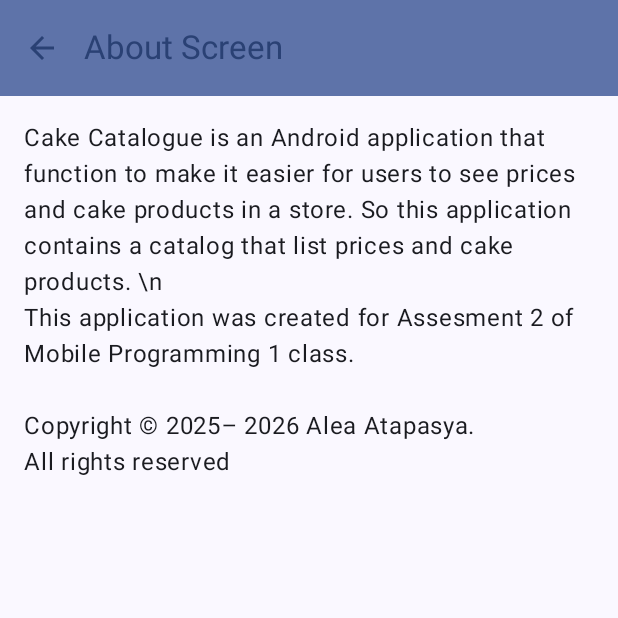
After one commit to Aleaatapasya/Assesment2-Mobpro, an Android app built with Jetpack Compose: the AboutScreen screen opened through its navigation route, on a phone screen of 412 x 824 dp, the top half of it. The commit adds this screen. Run offline under Robolectric (Android 15) with nearby library versions, the phone set to English and light mode, and no system bars; our stand-ins replace Room's generated code.

Commit message:
Membuat about screen dan tombol up nya

```diff
--- a/app/src/main/java/com/aleaatapasya0002/cakecatalogue/navigation/NavGraph.kt
+++ b/app/src/main/java/com/aleaatapasya0002/cakecatalogue/navigation/NavGraph.kt
@@ -7,6 +7,7 @@ import androidx.navigation.NavHostController
 import androidx.navigation.NavType
 import androidx.navigation.compose.rememberNavController
 import androidx.navigation.navArgument
+import com.aleaatapasya0002.cakecatalogue.ui.screen.AboutScreen
 import com.aleaatapasya0002.cakecatalogue.ui.screen.DetailScreen
 import com.aleaatapasya0002.cakecatalogue.ui.screen.KEY_ID_DAFTAR
 import com.aleaatapasya0002.cakecatalogue.ui.screen.MainScreen
@@ -19,6 +20,9 @@ fun SetupNavGraph(navController: NavHostController = rememberNavController()) {
     ){
         composable(route = Screen.Home.route){
             MainScreen(navController)
+        }
+        composable(route = Screen.About.route){
+            AboutScreen(navController)
         }
         composable(route = Screen.FormBaru.route){
             DetailScreen(navController)
--- a/app/src/main/java/com/aleaatapasya0002/cakecatalogue/navigation/Screen.kt
+++ b/app/src/main/java/com/aleaatapasya0002/cakecatalogue/navigation/Screen.kt
@@ -4,6 +4,7 @@ import com.aleaatapasya0002.cakecatalogue.ui.screen.KEY_ID_DAFTAR
 
 sealed class Screen(val route: String) {
     data object Home: Screen("mainScreen")
+    data object About: Screen("aboutScreen")
     data object FormBaru: Screen("detailScreen")
     data object FormUbah: Screen("detailScreen/{$KEY_ID_DAFTAR}"){
         fun withId(id: Long) = "detailScreen/$id"
--- /dev/null
+++ b/app/src/main/java/com/aleaatapasya0002/cakecatalogue/ui/screen/AboutScreen.kt
@@ -0,0 +1,72 @@
+package com.aleaatapasya0002.cakecatalogue.ui.screen
+
+import android.content.res.Configuration
+import androidx.compose.foundation.layout.padding
+import androidx.compose.material.icons.Icons
+import androidx.compose.material.icons.automirrored.filled.ArrowBack
+import androidx.compose.material.icons.filled.MoreVert
+import androidx.compose.material.icons.outlined.Info
+import androidx.compose.material3.DropdownMenu
+import androidx.compose.material3.DropdownMenuItem
+import androidx.compose.material3.ExperimentalMaterial3Api
+import androidx.compose.material3.Icon
+import androidx.compose.material3.IconButton
+import androidx.compose.material3.MaterialTheme
+import androidx.compose.material3.Scaffold
+import androidx.compose.material3.Text
+import androidx.compose.material3.TopAppBar
+import androidx.compose.material3.TopAppBarDefaults
+import androidx.compose.runtime.Composable
+import androidx.compose.runtime.getValue
+import androidx.compose.runtime.mutableStateOf
+import androidx.compose.runtime.remember
+import androidx.compose.runtime.setValue
+import androidx.compose.ui.Modifier
+import androidx.compose.ui.res.stringResource
+import androidx.compose.ui.tooling.preview.Preview
+import androidx.compose.ui.unit.dp
+import androidx.navigation.NavHostController
+import androidx.navigation.compose.rememberNavController
+import com.aleaatapasya0002.cakecatalogue.R
+import com.aleaatapasya0002.cakecatalogue.ui.theme.CakeCatalogueTheme
+
+@OptIn(ExperimentalMaterial3Api::class)
+@Composable
+fun AboutScreen(navController: NavHostController) {
+    Scaffold(
+        topBar = {
+            TopAppBar(
+                navigationIcon = {
+                    IconButton(onClick = {navController.popBackStack()}) {
+                        Icon(
+                            imageVector = Icons.AutoMirrored.Filled.ArrowBack,
+                            contentDescription = stringResource(R.string.kembali),
+                            tint = MaterialTheme.colorScheme.primary
+                        )
+                    }
+                },
+                title = {
+                    Text(text = stringResource(id = R.string.tentang_aplikasi))
+                },
+                colors = TopAppBarDefaults.mediumTopAppBarColors(
+                    containerColor = MaterialTheme.colorScheme.primaryContainer,
+                    titleContentColor = MaterialTheme.colorScheme.primary,
+                )
+            )
+        }
+    ) { innerPadding ->
+       Text(
+           text = stringResource(R.string.copyright),
+           modifier = Modifier.padding(innerPadding).padding(16.dp)
+       )
+    }
+}
+
+@Preview(showBackground = true)
+@Preview(uiMode = Configuration.UI_MODE_NIGHT_YES, showBackground = true)
+@Composable
+fun AboutScreenPreview() {
+    CakeCatalogueTheme {
+        AboutScreen(rememberNavController())
+    }
+}
--- a/app/src/main/java/com/aleaatapasya0002/cakecatalogue/ui/screen/MainScreen.kt
+++ b/app/src/main/java/com/aleaatapasya0002/cakecatalogue/ui/screen/MainScreen.kt
@@ -16,9 +16,13 @@ import androidx.compose.foundation.lazy.staggeredgrid.StaggeredGridCells
 import androidx.compose.foundation.lazy.staggeredgrid.items
 import androidx.compose.material.icons.Icons
 import androidx.compose.material.icons.filled.Add
+import androidx.compose.material.icons.filled.MoreVert
+import androidx.compose.material.icons.outlined.Info
 import androidx.compose.material3.Card
 import androidx.compose.material3.CardDefaults
 import androidx.compose.material3.DividerDefaults
+import androidx.compose.material3.DropdownMenu
+import androidx.compose.material3.DropdownMenuItem
 import androidx.compose.material3.ExperimentalMaterial3Api
 import androidx.compose.material3.FloatingActionButton
 import androidx.compose.material3.HorizontalDivider
@@ -32,6 +36,9 @@ import androidx.compose.material3.TopAppBarDefaults
 import androidx.compose.runtime.Composable
 import androidx.compose.runtime.collectAsState
 import androidx.compose.runtime.getValue
+import androidx.compose.runtime.mutableStateOf
+import androidx.compose.runtime.remember
+import androidx.compose.runtime.setValue
 import androidx.compose.ui.Alignment
 import androidx.compose.ui.Modifier
 import androidx.compose.ui.platform.LocalContext
@@ -88,6 +95,9 @@ fun MainScreen(navController: NavHostController) {
                             ),
                             tint = MaterialTheme.colorScheme.primary
                         )
+                    }
+                    MoreAction {
+                        navController.navigate(Screen.About.route)
                     }
                 }
             )
@@ -206,7 +216,38 @@ fun GridItem(daftar: Daftar, onClick: () -> Unit) {
             )
         }
     }
-
+}
+@Composable
+fun MoreAction(onAboutclick: () -> Unit){
+    var expanded by remember { mutableStateOf(false) }
+    IconButton(onClick = {expanded = true}) {
+        Icon(
+            imageVector = Icons.Filled.MoreVert,
+            contentDescription = stringResource(R.string.tentang_aplikasi),
+            tint = MaterialTheme.colorScheme.primary
+        )
+    }
+    DropdownMenu(
+        expanded = expanded,
+        onDismissRequest = {expanded = false}
+    ) {
+        DropdownMenuItem(
+            text = {
+                Text(text = stringResource(id = R.string.tentang_aplikasi))
+            },
+            onClick = {
+                expanded = false
+                onAboutclick()
+                },
+            leadingIcon = {
+                Icon(
+                    imageVector = Icons.Outlined.Info,
+                    contentDescription = stringResource(R.string.tentang_aplikasi),
+                    tint = MaterialTheme.colorScheme.primary
+                )
+            }
+        )
+    }
 }
 @Preview(showBackground = true)
 @Preview(uiMode = Configuration.UI_MODE_NIGHT_YES, showBackground = true)
--- a/app/src/main/res/values/strings.xml
+++ b/app/src/main/res/values/strings.xml
@@ -15,4 +15,6 @@
     <string name="tombol_batal">Cancel</string>
     <string name="list">List view</string>
     <string name="grid">Grid view</string>
+    <string name="tentang_aplikasi">About Screen</string>
+    <string name="copyright">Cake Catalogue is an Android application that function to make it easier for users to see prices and cake products in a store. So this application contains a catalog that list prices and cake products. \\n\nThis application was created for Assesment 2 of Mobile Programming 1 class. \n\nCopyright © 2025– 2026 Alea Atapasya. \nAll rights reserved</string>
 </resources>
```
Also changed, not shown: 1 other file.
